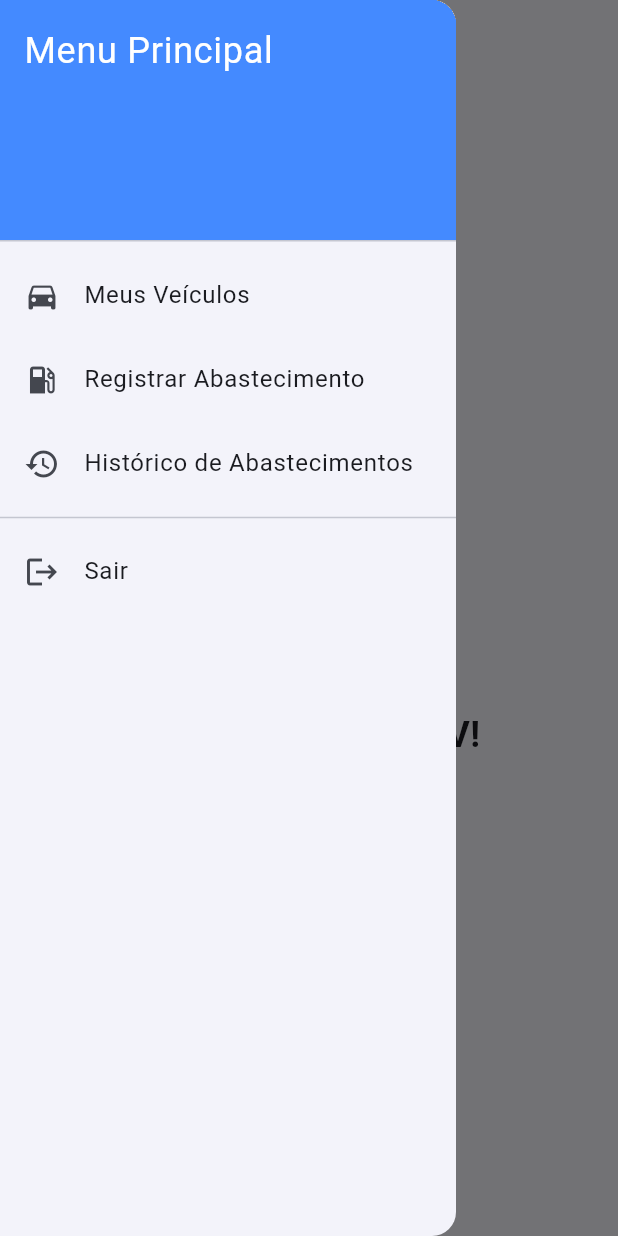
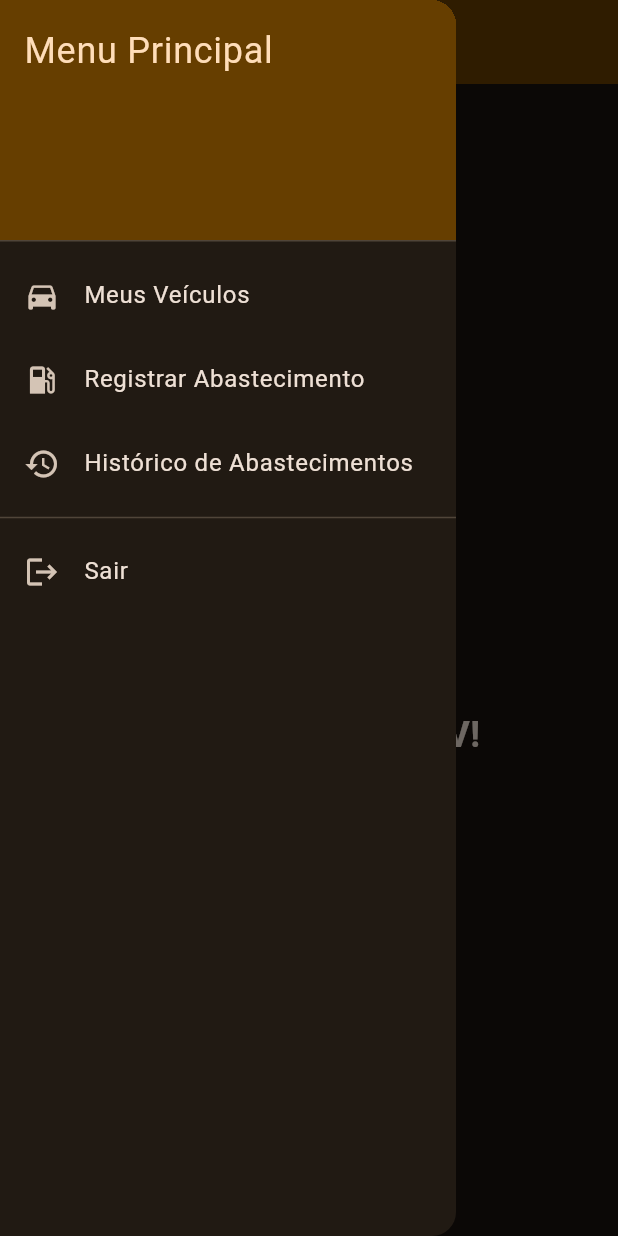
Before and after one commit to Unigran802-563/App-Controle-de-Abastecimento-e-Ve-culos, a Flutter app: the screen it shows once a user with an empty profile is signed in, with the side drawer open, on a phone screen of 412 x 824 dp. Run offline on Flutter 3.47's test engine with Material 3 defaults, Android fonts, the light colour scheme and no system bars; our stand-ins replace cloud_firestore, firebase_auth, firebase_core; accounts and stored records are empty.

Commit message:
style(theme): tema customizado e navegação

```diff
--- /dev/null
+++ b/lib/core/app_theme.dart
@@ -0,0 +1,97 @@
+// lib/core/app_theme.dart
+
+import 'package:flutter/material.dart';
+
+class AppTheme {
+  // --- SUA COR PRIMÁRIA ESCOLHIDA ---
+  static const Color _primaryColor = Color(0xFFFDA423); // Laranja vibrante
+
+  // Define o tema claro
+  static ThemeData get lightTheme {
+    final colorScheme = ColorScheme.fromSeed(
+      seedColor: _primaryColor,
+      brightness: Brightness.light,
+    );
+
+    return ThemeData(
+      useMaterial3: true,
+      colorScheme: colorScheme,
+      appBarTheme: AppBarTheme(
+        backgroundColor: colorScheme.primary,
+        foregroundColor:
+            colorScheme.onPrimary, // Cor do texto e ícones na AppBar
+        elevation: 4.0,
+      ),
+      floatingActionButtonTheme: FloatingActionButtonThemeData(
+        backgroundColor: colorScheme.secondary,
+        foregroundColor: colorScheme.onSecondary,
+      ),
+      elevatedButtonTheme: ElevatedButtonThemeData(
+        style: ElevatedButton.styleFrom(
+          backgroundColor: colorScheme.primary,
+          foregroundColor: colorScheme.onPrimary,
+          padding: const EdgeInsets.symmetric(vertical: 16, horizontal: 24),
+          shape: RoundedRectangleBorder(
+            borderRadius: BorderRadius.circular(12),
+          ),
+        ),
+      ),
+      inputDecorationTheme: InputDecorationTheme(
+        border: OutlineInputBorder(borderRadius: BorderRadius.circular(12)),
+        focusedBorder: OutlineInputBorder(
+          borderRadius: BorderRadius.circular(12),
+          borderSide: BorderSide(color: colorScheme.primary, width: 2.0),
+        ),
+      ),
+      cardTheme: CardThemeData(
+        // <--- CORRETO
+        elevation: 2,
+        shape: RoundedRectangleBorder(borderRadius: BorderRadius.circular(12)),
+      ),
+    );
+  }
+
+  // Define o tema escuro (baseado na mesma cor primária)
+  static ThemeData get darkTheme {
+    final colorScheme = ColorScheme.fromSeed(
+      seedColor: _primaryColor,
+      brightness: Brightness.dark,
+    );
+
+    return ThemeData(
+      useMaterial3: true,
+      colorScheme: colorScheme,
+      // Para manter a consistência, vamos aplicar alguns estilos ao tema escuro também
+      appBarTheme: AppBarTheme(
+        backgroundColor: colorScheme.primaryContainer,
+        foregroundColor: colorScheme.onPrimaryContainer,
+      ),
+      floatingActionButtonTheme: FloatingActionButtonThemeData(
+        backgroundColor: colorScheme.tertiary,
+        foregroundColor: colorScheme.onTertiary,
+      ),
+      elevatedButtonTheme: ElevatedButtonThemeData(
+        style: ElevatedButton.styleFrom(
+          backgroundColor: colorScheme.primary,
+          foregroundColor: colorScheme.onPrimary,
+          padding: const EdgeInsets.symmetric(vertical: 16, horizontal: 24),
+          shape: RoundedRectangleBorder(
+            borderRadius: BorderRadius.circular(12),
+          ),
+        ),
+      ),
+      inputDecorationTheme: InputDecorationTheme(
+        border: OutlineInputBorder(borderRadius: BorderRadius.circular(12)),
+        focusedBorder: OutlineInputBorder(
+          borderRadius: BorderRadius.circular(12),
+          borderSide: BorderSide(color: colorScheme.primary, width: 2.0),
+        ),
+      ),
+      cardTheme: CardThemeData(
+        // <--- CORRETO
+        elevation: 2,
+        shape: RoundedRectangleBorder(borderRadius: BorderRadius.circular(12)),
+      ),
+    );
+  }
+}
--- a/lib/main.dart
+++ b/lib/main.dart
@@ -1,6 +1,9 @@
+// lib/main.dart
+
+import 'package:firebase_core/firebase_core.dart';
 import 'package:flutter/material.dart';
-import 'package:firebase_core/firebase_core.dart';
-import 'auth_check.dart';
+import 'package:scav/auth_check.dart';
+import 'package:scav/core/app_theme.dart'; // Importa o nosso arquivo de tema
 
 void main() async {
   WidgetsFlutterBinding.ensureInitialized();
@@ -14,16 +17,16 @@ class MyApp extends StatelessWidget {
   @override
   Widget build(BuildContext context) {
     return MaterialApp(
-      title: 'Controle de Abastecimento',
-      theme: ThemeData(
-        colorScheme: ColorScheme.fromSeed(seedColor: Colors.blueAccent),
-        useMaterial3: true,
-        inputDecorationTheme: const InputDecorationTheme(
-          border: OutlineInputBorder(),
-        ),
-      ),
+      title: 'SCAV - Controle de Veículos',
+
+      // --- CONFIGURAÇÃO DO TEMA ---
+      theme: AppTheme.lightTheme,
+      darkTheme: AppTheme.darkTheme,
+
+      // Força o aplicativo a usar o tema escuro sempre
+      themeMode: ThemeMode.dark,
+
       debugShowCheckedModeBanner: false,
-      // A TELA INICIAL AGORA É O NOSSO VERIFICADOR DE AUTENTICAÇÃO
       home: const AuthCheck(),
     );
   }
--- a/lib/screens/home_screen.dart
+++ b/lib/screens/home_screen.dart
@@ -1,7 +1,7 @@
 // lib/screens/home_screen.dart
 
 import 'package:flutter/material.dart';
-import 'package:scav/screens/widgets/app_drawer.dart'; // Importe o Drawer
+import 'package:scav/screens/widgets/app_drawer.dart';
 
 class HomeScreen extends StatelessWidget {
   const HomeScreen({super.key});
@@ -10,24 +10,23 @@ class HomeScreen extends StatelessWidget {
   Widget build(BuildContext context) {
     return Scaffold(
       appBar: AppBar(title: const Text('Tela Inicial'), centerTitle: true),
-      // Adicione o Drawer aqui
       drawer: const AppDrawer(),
-      body: const Center(
-        // Mantenha uma mensagem de boas-vindas ou adicione uma imagem
+      body: Center(
         child: Column(
           mainAxisAlignment: MainAxisAlignment.center,
           children: [
+            // Ícone agora usa a cor primária do tema
             Icon(
               Icons.directions_car_filled,
               size: 100,
-              color: Colors.blueAccent,
+              color: Theme.of(context).colorScheme.primary,
             ),
-            SizedBox(height: 20),
-            Text(
+            const SizedBox(height: 20),
+            const Text(
               'Bem-vindo ao SCAV!',
               style: TextStyle(fontSize: 24, fontWeight: FontWeight.bold),
             ),
-            Text('Use o menu para começar.'),
+            const Text('Use o menu para começar.'),
           ],
         ),
       ),
--- a/lib/screens/widgets/app_drawer.dart
+++ b/lib/screens/widgets/app_drawer.dart
@@ -3,8 +3,8 @@
 import 'package:flutter/material.dart';
 import 'package:scav/screens/refills_history_screen.dart';
 import 'package:scav/screens/vehicles_screen.dart';
+import 'package:scav/screens/widgets/add_refill_form.dart';
 import 'package:scav/services/auth_service.dart';
-import 'package:scav/screens/widgets/add_refill_form.dart';
 
 class AppDrawer extends StatelessWidget {
   const AppDrawer({super.key});
@@ -17,11 +17,17 @@ class AppDrawer extends StatelessWidget {
       child: ListView(
         padding: EdgeInsets.zero,
         children: <Widget>[
-          const DrawerHeader(
-            decoration: BoxDecoration(color: Colors.blueAccent),
+          // Header agora usa as cores do tema
+          DrawerHeader(
+            decoration: BoxDecoration(
+              color: Theme.of(context).colorScheme.primaryContainer,
+            ),
             child: Text(
               'Menu Principal',
-              style: TextStyle(color: Colors.white, fontSize: 24),
+              style: TextStyle(
+                color: Theme.of(context).colorScheme.onPrimaryContainer,
+                fontSize: 24,
+              ),
             ),
           ),
           ListTile(
@@ -34,13 +40,11 @@ class AppDrawer extends StatelessWidget {
               );
             },
           ),
-
           ListTile(
             leading: const Icon(Icons.local_gas_station),
             title: const Text('Registrar Abastecimento'),
             onTap: () {
               Navigator.of(context).pop(); // Fecha o drawer primeiro
-              // Mostra o formulário em um diálogo
               showDialog(
                 context: context,
                 builder: (context) => AlertDialog(
@@ -74,7 +78,7 @@ class AppDrawer extends StatelessWidget {
             title: const Text('Sair'),
             onTap: () {
               authService.signOut();
-              Navigator.of(context).pop(); // Fecha o drawer
+              // Não precisa fechar o drawer aqui, pois o AuthCheck vai reconstruir a tela
             },
           ),
         ],
```
